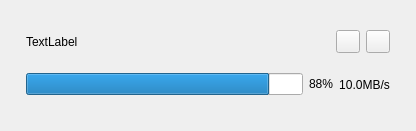
Qt form ui/download_card.ui (Re-Ch-Love/pavlov-toolbox) before a commit.
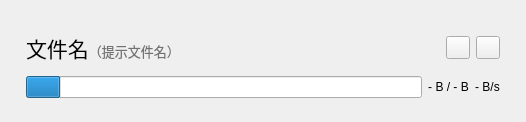
The same form after that commit. Custom widgets are drawn as their Qt base class.

```diff
--- a/ui/download_card.ui
+++ b/ui/download_card.ui
@@ -6,8 +6,8 @@
    <rect>
     <x>0</x>
     <y>0</y>
-    <width>416</width>
-    <height>131</height>
+    <width>526</width>
+    <height>118</height>
    </rect>
   </property>
   <property name="sizePolicy">
@@ -50,9 +50,26 @@
       <item>
        <layout class="QHBoxLayout" name="horizontalLayout">
         <item>
-         <widget class="StrongBodyLabel" name="nameLabel">
+         <widget class="QLabel" name="nameLabel">
+          <property name="sizePolicy">
+           <sizepolicy hsizetype="Expanding" vsizetype="Preferred">
+            <horstretch>0</horstretch>
+            <verstretch>0</verstretch>
+           </sizepolicy>
+          </property>
+          <property name="font">
+           <font>
+            <pointsize>9</pointsize>
+           </font>
+          </property>
+          <property name="styleSheet">
+           <string notr="true"/>
+          </property>
           <property name="text">
-           <string>TextLabel</string>
+           <string>&lt;html&gt;&lt;head/&gt;&lt;body&gt;&lt;p&gt;&lt;span style=&quot; font-size:16pt;&quot;&gt;文件名&lt;/span&gt;&lt;span style=&quot; font-size:10pt; color:#737373;&quot;&gt;（提示文件名）&lt;/span&gt;&lt;/p&gt;&lt;/body&gt;&lt;/html&gt;</string>
+          </property>
+          <property name="alignment">
+           <set>Qt::AlignmentFlag::AlignLeading|Qt::AlignmentFlag::AlignLeft|Qt::AlignmentFlag::AlignVCenter</set>
           </property>
          </widget>
         </item>
@@ -76,6 +93,9 @@
        <layout class="QHBoxLayout" name="horizontalLayout_2">
         <item>
          <widget class="ProgressBar" name="progressBar">
+          <property name="maximum">
+           <number>1000</number>
+          </property>
           <property name="value">
            <number>88</number>
           </property>
@@ -87,13 +107,13 @@
         <item>
          <widget class="CaptionLabel" name="percentageLabel">
           <property name="sizePolicy">
-           <sizepolicy hsizetype="Preferred" vsizetype="Fixed">
+           <sizepolicy hsizetype="Fixed" vsizetype="Fixed">
             <horstretch>0</horstretch>
             <verstretch>0</verstretch>
            </sizepolicy>
           </property>
           <property name="text">
-           <string>88%</string>
+           <string>- B / - B</string>
           </property>
           <property name="alignment">
            <set>Qt::AlignmentFlag::AlignCenter</set>
@@ -103,13 +123,13 @@
         <item>
          <widget class="CaptionLabel" name="rateLabel">
           <property name="sizePolicy">
-           <sizepolicy hsizetype="Fixed" vsizetype="Preferred">
+           <sizepolicy hsizetype="Fixed" vsizetype="Fixed">
             <horstretch>0</horstretch>
             <verstretch>0</verstretch>
            </sizepolicy>
           </property>
           <property name="text">
-           <string>10.0MB/s</string>
+           <string>- B/s</string>
           </property>
           <property name="alignment">
            <set>Qt::AlignmentFlag::AlignCenter</set>
@@ -134,11 +154,6 @@
    <extends>QProgressBar</extends>
    <header>qfluentwidgets</header>
   </customwidget>
-  <customwidget>
-   <class>StrongBodyLabel</class>
-   <extends>QLabel</extends>
-   <header>qfluentwidgets</header>
-  </customwidget>
   <customwidget>
    <class>CardWidget</class>
    <extends>QWidget</extends>
```
Left out of the diff: 4 changed lines with no effect on the pictures.
